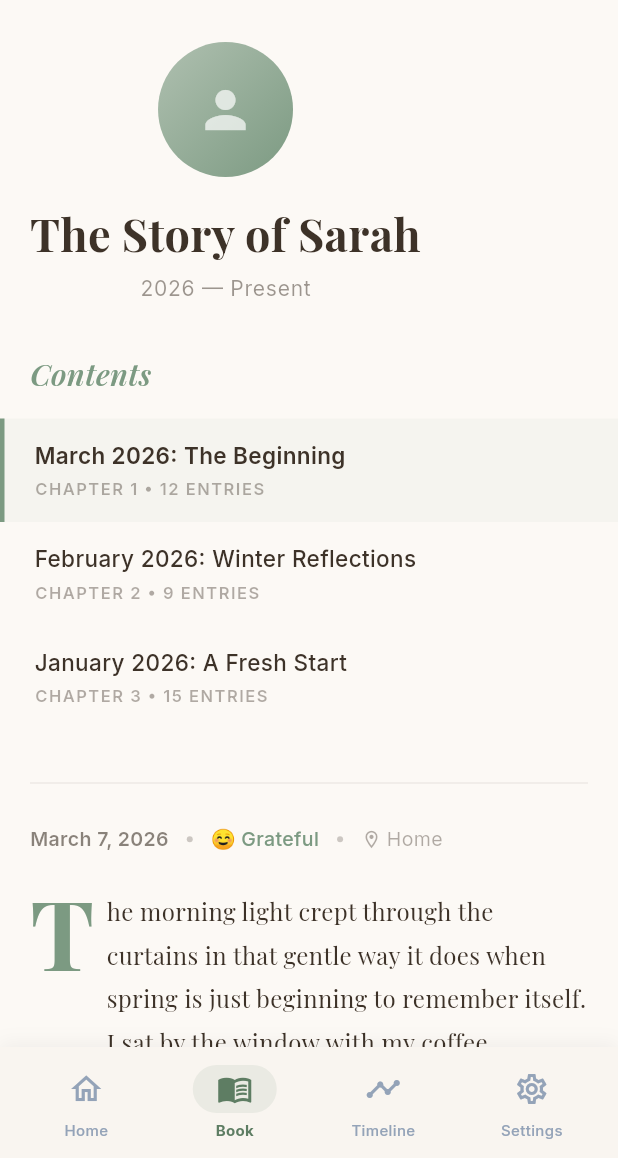
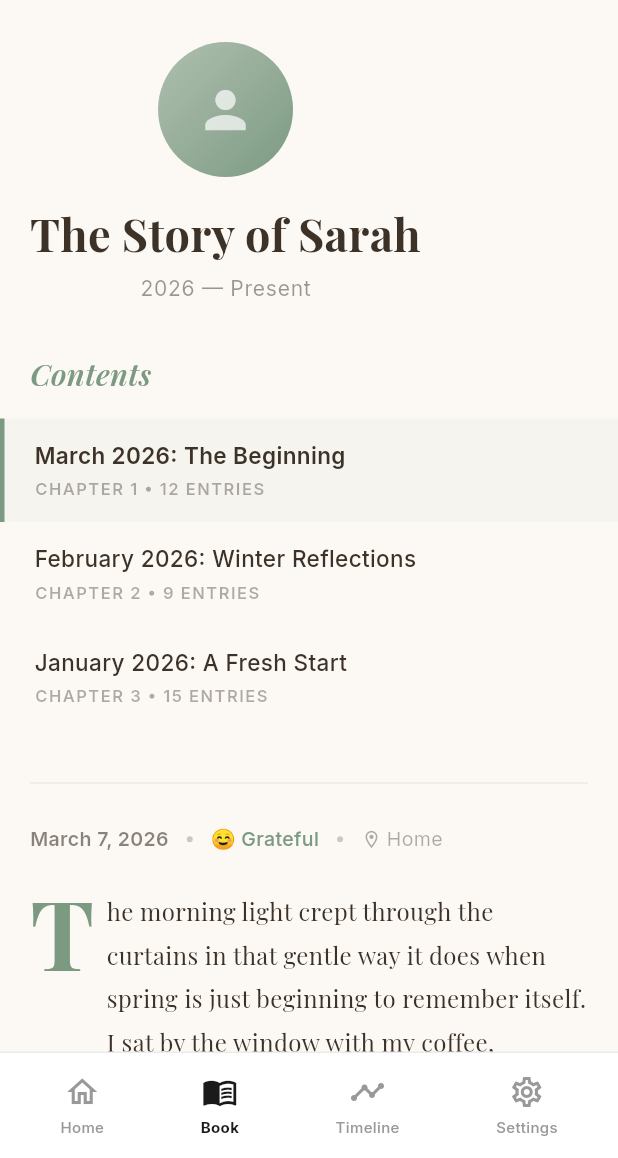
Before and after one commit to mmlalit/deardays, a Flutter app: the BookViewScreen screen opened by its route, on a phone screen of 412 x 824 dp, the part 78-1236 px from its top. Run offline on Flutter 3.47's test engine with Material 3 defaults, Android fonts, the phone set to English and light mode, and no system bars; our stand-ins replace dio, flutter_riverpod, flutter_secure_storage, geocoding, geolocator, go_router and 3 more; missing offline and left inert: encrypt; accounts and stored records are empty; network calls fail.

Commit message:
style: white bottom nav with black icons and text
- Nav background now white to contrast with body
- Active icon/text: black (#1A1A1A), inactive: grey (#999999)
- Replaced shadow with clean top border
- Removed pill indicator for cleaner look

Co-Authored-By: Claude Opus 4.6 <noreply@anthropic.com>

```diff
--- a/lib/core/routing/app_shell.dart
+++ b/lib/core/routing/app_shell.dart
@@ -24,17 +24,15 @@ class AppShell extends StatelessWidget {
       bottomNavigationBar: Container(
         decoration: BoxDecoration(
           color: Theme.of(context).bottomNavigationBarTheme.backgroundColor,
-          boxShadow: [
-            BoxShadow(
-              color: Colors.black.withOpacity(0.05),
-              blurRadius: 10,
-              offset: const Offset(0, -2),
+          border: Border(
+            top: BorderSide(
+              color: Colors.black.withOpacity(0.08),
             ),
-          ],
+          ),
         ),
         child: SafeArea(
           child: Padding(
-            padding: const EdgeInsets.symmetric(horizontal: 8, vertical: 4),
+            padding: const EdgeInsets.symmetric(horizontal: 8, vertical: 6),
             child: Row(
               mainAxisAlignment: MainAxisAlignment.spaceAround,
               children: [
@@ -90,6 +88,9 @@ class _NavItem extends StatelessWidget {
     required this.onTap,
   });
 
+  static const _activeColor = Color(0xFF1A1A1A);
+  static const _inactiveColor = Color(0xFF999999);
+
   @override
   Widget build(BuildContext context) {
     return GestureDetector(
@@ -100,20 +101,10 @@ class _NavItem extends StatelessWidget {
         child: Column(
           mainAxisSize: MainAxisSize.min,
           children: [
-            AnimatedContainer(
-              duration: const Duration(milliseconds: 200),
-              padding: const EdgeInsets.symmetric(horizontal: 16, vertical: 4),
-              decoration: BoxDecoration(
-                color: isActive
-                    ? AppColors.primary.withOpacity(0.12)
-                    : Colors.transparent,
-                borderRadius: BorderRadius.circular(16),
-              ),
-              child: Icon(
-                isActive ? activeIcon : icon,
-                color: isActive ? AppColors.primaryDark : AppColors.textMuted,
-                size: 24,
-              ),
+            Icon(
+              isActive ? activeIcon : icon,
+              color: isActive ? _activeColor : _inactiveColor,
+              size: 24,
             ),
             const SizedBox(height: 4),
             Text(
@@ -121,7 +112,7 @@ class _NavItem extends StatelessWidget {
               style: TextStyle(
                 fontSize: 10,
                 fontWeight: isActive ? FontWeight.w700 : FontWeight.w500,
-                color: isActive ? AppColors.primaryDark : AppColors.textMuted,
+                color: isActive ? _activeColor : _inactiveColor,
               ),
             ),
           ],
--- a/lib/core/theme/app_colors.dart
+++ b/lib/core/theme/app_colors.dart
@@ -22,8 +22,8 @@ class AppColors {
   static const Color readingBg = Color(0xFFFBF0D9);
   static const Color readingText = Color(0xFF3D3228);
 
-  // Bottom navigation
-  static const Color navBg = Color(0xFFF9F5F0);
+  // Bottom navigation — white to contrast with body
+  static const Color navBg = Color(0xFFFFFFFF);
   static const Color navBgDark = Color(0xFF1E1B18);
 
   // Text
@@ -48,9 +48,9 @@ class AppColors {
 
 /// Theme color palettes the user can choose from in Settings.
 enum AppThemeColor {
-  warmCream('Warm Cream', Color(0xFFFCF9F5), Color(0xFFF9F5F0), Color(0xFFE8E4DF), Color(0xFF1A1816), Color(0xFF252220), Color(0xFF1E1B18)),
-  sageGreen('Sage Green', Color(0xFFF7FAF8), Color(0xFFF2F7F3), Color(0xFFE2E8F0), Color(0xFF161E18), Color(0xFF1E2A20), Color(0xFF1A241C)),
-  classicWhite('Classic White', Color(0xFFFFFFFF), Color(0xFFFAFAFA), Color(0xFFE5E7EB), Color(0xFF111111), Color(0xFF1C1C1C), Color(0xFF161616));
+  warmCream('Warm Cream', Color(0xFFFCF9F5), Color(0xFFFFFFFF), Color(0xFFE8E4DF), Color(0xFF1A1816), Color(0xFF252220), Color(0xFF1E1B18)),
+  sageGreen('Sage Green', Color(0xFFF7FAF8), Color(0xFFFFFFFF), Color(0xFFE2E8F0), Color(0xFF161E18), Color(0xFF1E2A20), Color(0xFF1A241C)),
+  classicWhite('Classic White', Color(0xFFFFFFFF), Color(0xFFFFFFFF), Color(0xFFE5E7EB), Color(0xFF111111), Color(0xFF1C1C1C), Color(0xFF161616));
 
   const AppThemeColor(this.label, this.bg, this.navBg, this.border, this.bgDark, this.cardDark, this.navBgDark);
 
```
